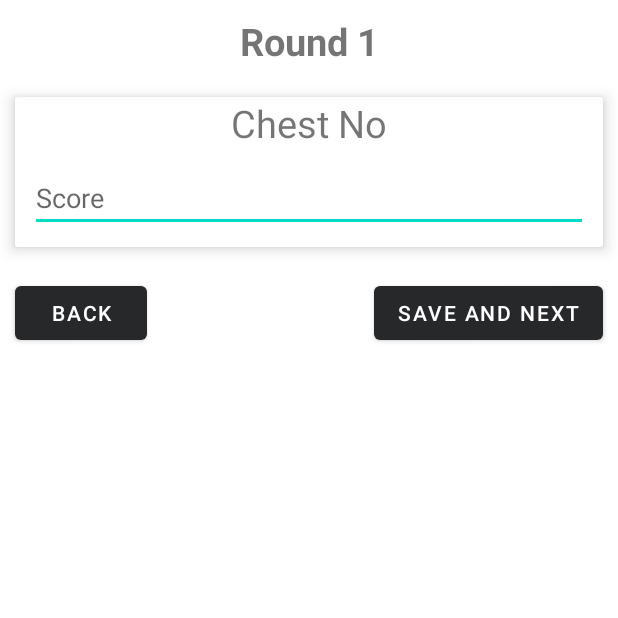
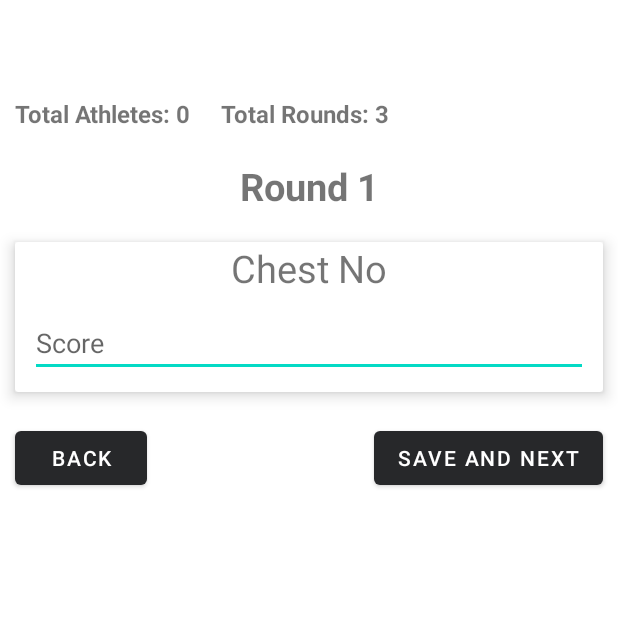
Before and after one commit to Hariharan0007/Hsports, an Android app: the ScoreActivity screen opened directly, with no data from a screen before it, on a phone screen of 412 x 824 dp, the top half of it. Run offline under Robolectric (Android 15) with nearby library versions, the phone set to English and light mode, and no system bars; our stand-ins replace Firebase (no records; nobody signed in at launch, a user with empty details on screens opened directly); 1 statement that could not run was skipped.

Commit message:
ScoreActivity gamename, totalathletes

```diff
--- a/app/src/main/java/com/example/hsports/ScoreActivity.java
+++ b/app/src/main/java/com/example/hsports/ScoreActivity.java
@@ -35,6 +35,10 @@ public class ScoreActivity extends AppCompatActivity {
         String category = getIntent().getStringExtra("category");
         String game = getIntent().getStringExtra("game");
 
+        TextView gameName = findViewById(R.id.activity_score_game_name);
+        gameName.setText(game);
+        TextView totalAthletes = findViewById(R.id.activity_score_total_athletes);
+        TextView totalRoundsTextView = findViewById(R.id.activity_score_total_rounds);
         TextView round = findViewById(R.id.activity_score_round);
         TextView chestNo = findViewById(R.id.score_card_view_chest_no);
         TextView score = findViewById(R.id.score_card_view_score);
@@ -46,6 +50,7 @@ public class ScoreActivity extends AppCompatActivity {
 
         int totalRounds = 3;
         round.setText("Round 1");
+        totalRoundsTextView.setText("Total Rounds: " + totalRounds);
 
         ArrayList<String> athleteList = new ArrayList<>();
 
@@ -60,6 +65,7 @@ public class ScoreActivity extends AppCompatActivity {
                     athleteList.add(athlete.getKey());
                 }
                 chestNo.setText(athleteList.get(0));
+                totalAthletes.setText("Total Athletes: " + athleteList.size());
             } else {
                 Log.e("ScoreActivity", "Error getting data", task1.getException());
             }
--- a/app/src/main/res/layout/activity_score.xml
+++ b/app/src/main/res/layout/activity_score.xml
@@ -6,6 +6,40 @@
     android:layout_width="match_parent"
     android:layout_height="match_parent"
     android:orientation="vertical">
+
+    <TextView
+        android:id="@+id/activity_score_game_name"
+        android:layout_width="wrap_content"
+        android:layout_height="wrap_content"
+        android:text="Game"
+        android:textSize="25sp"
+        android:textStyle="bold"
+        android:layout_gravity="center"
+        android:padding="10dp"/>
+
+    <LinearLayout
+        android:layout_width="match_parent"
+        android:layout_height="wrap_content"
+        android:orientation="horizontal" >
+
+        <TextView
+            android:id="@+id/activity_score_total_athletes"
+            android:layout_width="wrap_content"
+            android:layout_height="wrap_content"
+            android:text="Total Athletes"
+            android:textSize="16sp"
+            android:textStyle="bold"
+            android:padding="10dp"/>
+
+        <TextView
+            android:id="@+id/activity_score_total_rounds"
+            android:layout_width="wrap_content"
+            android:layout_height="wrap_content"
+            android:text="Total Rounds"
+            android:textSize="16sp"
+            android:textStyle="bold"
+            android:padding="10dp"/>
+    </LinearLayout>
 
     <TextView
         android:id="@+id/activity_score_round"
```
